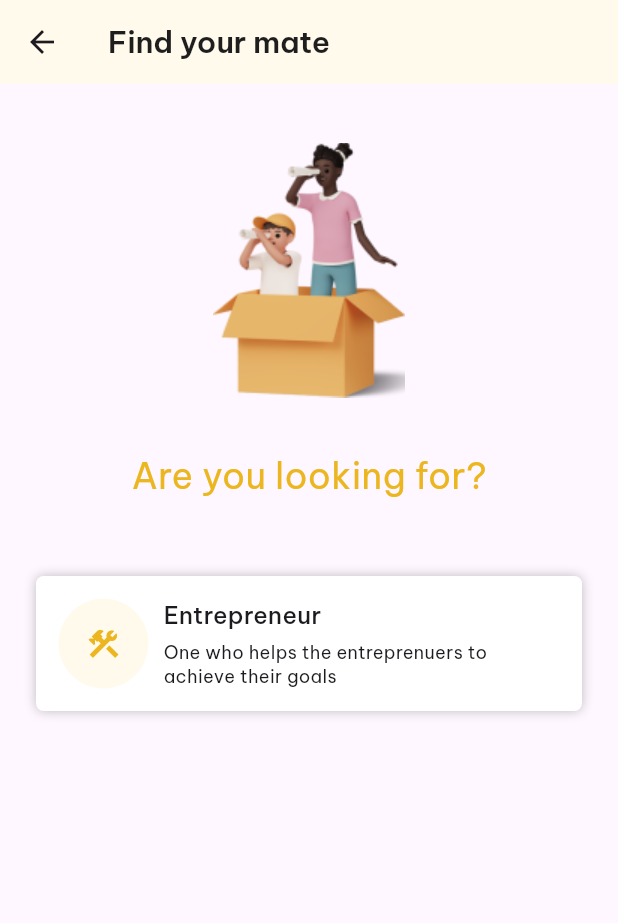
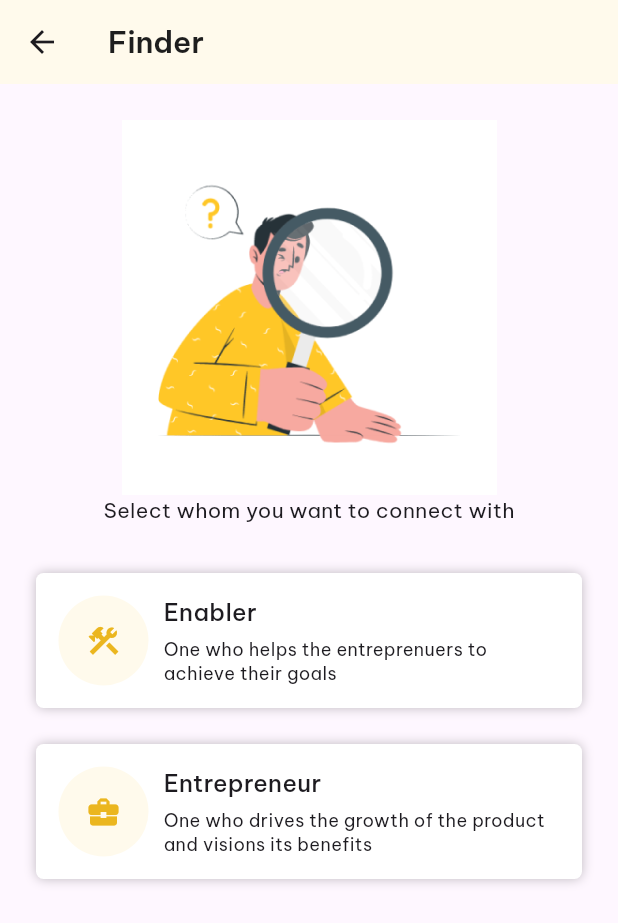
Before and after one commit to poorvasha/FeBe, a Flutter app: the FinderHomeScreen screen opened directly, on a phone screen of 412 x 824 dp. Shown: the top 923 px of the screen. Run offline on Flutter 3.47's test engine with Material 2 defaults, Android fonts, the phone set to English and light mode, and no system bars; our stand-ins replace carousel_slider, dropdown_search, flutter_secure_storage, flutter_svg, focus_detector, geolocator and 5 more; missing offline and left inert: dart:ffi; accounts and stored records are empty.

Commit message:
Design finder screens

```diff
--- a/lib/screens/finder_home_screen/finder_home_screen.dart
+++ b/lib/screens/finder_home_screen/finder_home_screen.dart
@@ -7,6 +7,7 @@ import 'package:febe_frontend/widgets/full_screen_container.dart';
 import 'package:flutter/material.dart';
 
 import '../../configs/resources.dart';
+import '../user_type_screen/user_type_card.dart';
 
 class FinderHomeScreen extends StatefulWidget {
   const FinderHomeScreen({super.key});
@@ -34,57 +35,43 @@ class _FinderHomeScreenState extends State<FinderHomeScreen> {
     return Scaffold(
       appBar: const DefaultAppbar(
         goBack: false,
-        title: "Find your mate",
+        title: "Finder",
       ),
-      backgroundColor: Theme.of(context).backgroundColor,
       body: FullScreenContainer(
           isInsideTabbar: true,
-        child: Column(children: [
-          if (userType == "") ...[
+          child: Column(
+            children: [
               Image.asset(
-              "assets/images/boy_girl_looking.png",
-              height: 200,
-              width: 200,
+                "assets/images/search.png",
+                height: 250,
+              ),
+              Text(
+                "Select whom you want to connect with",
+                style: AppTextStyles.regularBeVietnamPro16.copyWith(
+                  fontSize: 14,
+                ),
               ),
               const SizedBox(
-              height: 20,
+                height: 32,
               ),
-            Text(
-              "Are you looking for?",
-              style: AppTextStyles.regularBeVietnamPro24
-                  .copyWith(color: AppColors.golden),
+              UserTypeCard(
+                title: "Enabler",
+                subtitle:
+                    "One who helps the entreprenuers to achieve their goals",
+                onTap: () => {},
               ),
               const SizedBox(
-              height: 20,
+                height: 24,
+              ),
+              UserTypeCard(
+                // image: Image.asset("assets/images/enteruper.png"),
+                title: "Entrepreneur",
+                subtitle:
+                    "One who drives the growth of the product and visions its benefits",
+                onTap: () => {},
               ),
             ],
-          UserTypePicker(
-              onSelected: (value) {
-                setState(() {
-                  userType = value;
-                  isFinderTapped = true;
-                });
-              },
-              activeType: userType,
-              isFinderTapped: isFinderTapped),
-          if (userType == "enabler") ...[
-            const SizedBox(
-              height: 20,
-            ),
-            Expanded(
-                child: UserDesignations(
-                    onIdentitySelected: navigateToNearbyUsersScreen))
-          ],
-          if (userType == "entrepreneur") ...[
-            const SizedBox(
-              height: 20,
-            ),
-            Expanded(
-                child: UserIndustries(
-                    onIdentitySelected: navigateToNearbyUsersScreen))
-          ]
-        ]),
-      ),
+          )),
     );
   }
 }
--- a/lib/screens/user_type_screen/user_type_card.dart
+++ b/lib/screens/user_type_screen/user_type_card.dart
@@ -49,11 +49,13 @@ class _UserTypeCardState extends State<UserTypeCard> {
               padding: const EdgeInsets.symmetric(vertical: 15, horizontal: 15),
               child: Row(
                 children: [
-                  const CircleAvatar(
+                  CircleAvatar(
                     backgroundColor: AppColors.lightGolden,
                     radius: 30,
                     child: Icon(
-                      Icons.construction,
+                      widget.title == "Enabler"
+                          ? Icons.construction
+                          : Icons.business_center,
                       color: AppColors.golden,
                     ),
                   ),
--- a/lib/screens/user_type_screen/user_type_screen.dart
+++ b/lib/screens/user_type_screen/user_type_screen.dart
@@ -94,7 +94,7 @@ class _UserTypeScreenState extends State<UserTypeScreen> {
                               UserTypeCard(
                                 title: "Entrepreneur",
                                 subtitle:
-                                    "One who helps the entreprenuers to achieve their goals",
+                                    "One who drives the growth of the product and visions its benefits",
                                 displayRadioUserCard: true,
                                 radioSelected: entrepreneurRadioSelected,
                                 onTap: () =>
```
Also changed, not shown: assets/images/search.png (added). Lines whose indentation alone changed are shown as unchanged.
